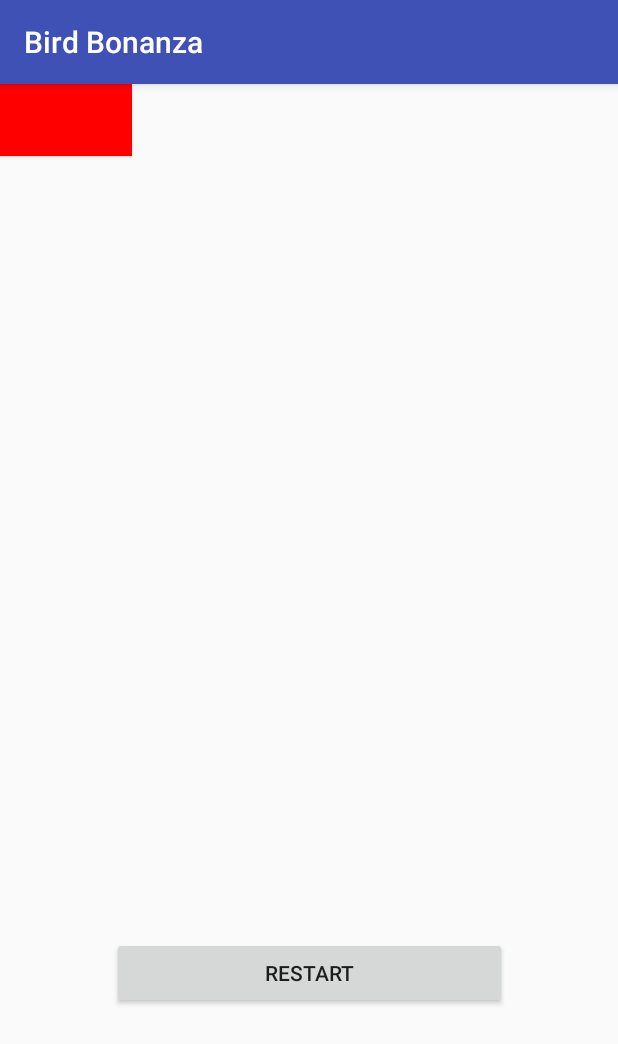
After one commit to nuhamohammed/CustomApp, an Android app: the fragment ResultFragment shown on its own in the app's theme, on a phone screen of 412 x 824 dp. The commit adds this screen. Shown: the top 1044 px of the screen. Run offline under Robolectric (Android 15) with nearby library versions, the phone set to English and light mode, and no system bars; 1 statement that could not run was skipped.

Commit message:
Lab06e implemented gson and fragments

```diff
--- a/app/build.gradle
+++ b/app/build.gradle
@@ -28,6 +28,7 @@ dependencies {
     implementation 'com.google.code.gson:gson:2.8.5'
     implementation 'com.android.support:appcompat-v7:28.0.0'
     implementation 'com.android.support.constraint:constraint-layout:1.1.3'
+    implementation 'com.android.support:support-v4:28.0.0'
     testImplementation 'junit:junit:4.12'
     androidTestImplementation 'com.android.support.test:runner:1.0.2'
     androidTestImplementation 'com.android.support.test.espresso:espresso-core:3.0.2'
--- /dev/null
+++ b/app/src/main/java/com/mohammednuha/customapp/customapp/ResultFragment.java
@@ -0,0 +1,45 @@
+package com.mohammednuha.customapp.customapp;
+
+import android.app.Fragment;
+import android.content.Intent;
+import android.graphics.Color;
+import android.os.Bundle;
+import android.app.Fragment;
+import android.support.constraint.ConstraintLayout;
+import android.view.LayoutInflater;
+import android.view.View;
+import android.view.ViewGroup;
+import android.widget.Button;
+import android.widget.Toast;
+
+
+public class ResultFragment extends Fragment {
+
+    View view;
+    Button restartButton;
+Intent intent;
+    @Override
+    public View onCreateView(LayoutInflater inflater, ViewGroup container,
+                             Bundle savedInstanceState) {
+// Inflate the layout for this fragment
+        Bundle bundle = this.getArguments();
+
+        view = inflater.inflate(R.layout.result_fragment, container, false);
+        ConstraintLayout cl= view.findViewById(R.id.mylayout);
+        Button btn = new Button(getContext());
+        btn.setBackgroundColor(Color.RED);
+        btn.setText(bundle.getString("name"));
+        cl.addView(btn);
+        restartButton = (Button) view.findViewById(R.id.restart);
+        restartButton.setOnClickListener(new View.OnClickListener() {
+            @Override
+            public void onClick(View v) {
+                intent = new Intent(getContext(), Main2Activity.class);
+                intent.setFlags(Intent.FLAG_ACTIVITY_CLEAR_TOP);
+                // intent.putExtra("username", username.getText());
+                startActivity(intent);
+            }
+        });
+        return view;
+    }
+}
--- /dev/null
+++ b/app/src/main/res/layout/result_fragment.xml
@@ -0,0 +1,26 @@
+<?xml version="1.0" encoding="utf-8"?>
+<android.support.constraint.ConstraintLayout
+    xmlns:android="http://schemas.android.com/apk/res/android"
+    xmlns:app="http://schemas.android.com/apk/res-auto"
+    xmlns:tools="http://schemas.android.com/tools"
+    android:layout_width="match_parent"
+    android:layout_height="match_parent"
+    android:id="@+id/mylayout">
+
+    <Button
+        android:id="@+id/restart"
+        android:layout_width="263dp"
+        android:layout_height="wrap_content"
+        android:layout_marginBottom="8dp"
+        android:layout_marginEnd="8dp"
+        android:layout_marginStart="8dp"
+        android:layout_marginTop="8dp"
+        android:text="Restart"
+        app:layout_constraintBottom_toBottomOf="parent"
+        app:layout_constraintEnd_toEndOf="parent"
+        app:layout_constraintHorizontal_bias="0.504"
+        app:layout_constraintStart_toStartOf="parent"
+        app:layout_constraintTop_toTopOf="parent"
+        app:layout_constraintVertical_bias="0.796" />
+
+</android.support.constraint.ConstraintLayout>
--- a/app/src/main/res/values/strings.xml
+++ b/app/src/main/res/values/strings.xml
@@ -1,3 +1,6 @@
 <resources>
     <string name="app_name">Bird Bonanza</string>
+
+    <!-- TODO: Remove or change this placeholder text -->
+    <string name="hello_blank_fragment">Hello blank fragment</string>
 </resources>
```
Also changed, not shown: app/src/main/java/com/mohammednuha/customapp/customapp/Main2Activity.java (+93 -65 lines), app/src/main/res/layout/activity_main.xml (+11 -43 lines), app/src/main/res/layout/activity_main2.xml (+103 -56 lines).
